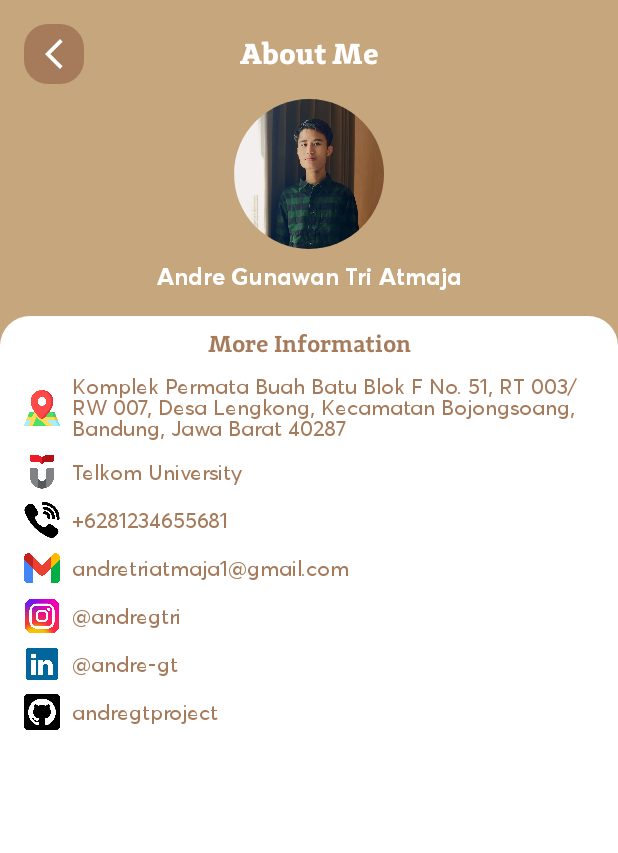
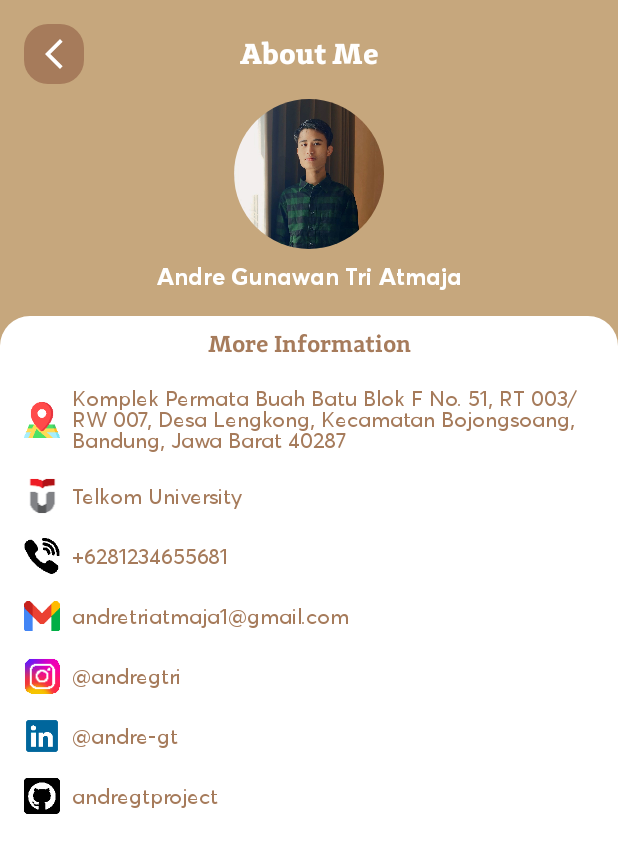
Before and after one commit to andregtproject/Ngopigo-App, an Android app: the screen it shows after launch (AboutActivity), after a tap on "About", on a phone screen of 412 x 824 dp. Shown: the top 853 px of the screen. Run offline under Robolectric (Android 15) with nearby library versions, the phone set to English and light mode, and no system bars; our stand-ins replace CircleImageView.

Commit message:
Ngopigo v1.0 fix bug

```diff
--- a/app/build.gradle.kts
+++ b/app/build.gradle.kts
@@ -48,4 +48,6 @@ dependencies {
     androidTestImplementation(libs.androidx.espresso.core)
 
     implementation (libs.circleimageview)
+    implementation ("com.github.bumptech.glide:glide:4.16.0")
+    annotationProcessor ("com.github.bumptech.glide:compiler:4.16.0")
 }
--- a/app/src/main/java/com/ndregt/project/ngopigo/AboutActivity.kt
+++ b/app/src/main/java/com/ndregt/project/ngopigo/AboutActivity.kt
@@ -6,8 +6,12 @@ import android.os.Bundle
 import android.widget.ImageButton
 import android.widget.Toast
 import androidx.appcompat.app.AppCompatActivity
+import androidx.lifecycle.lifecycleScope
 import androidx.recyclerview.widget.LinearLayoutManager
 import androidx.recyclerview.widget.RecyclerView
+import kotlinx.coroutines.Dispatchers
+import kotlinx.coroutines.launch
+import kotlinx.coroutines.withContext
 
 class AboutActivity : AppCompatActivity() {
     override fun onCreate(savedInstanceState: Bundle?) {
@@ -18,12 +22,16 @@ class AboutActivity : AppCompatActivity() {
             finish()
         }
 
-        val recyclerView = findViewById<RecyclerView>(R.id.rv_about)
-        recyclerView.layoutManager = LinearLayoutManager(this)
+        findViewById<RecyclerView>(R.id.rv_about).layoutManager = LinearLayoutManager(this)
+        loadData()
+    }
 
+
+    private fun loadData() {
+        lifecycleScope.launch(Dispatchers.Default) {
             val items = listOf(
-            About(R.drawable.ic_address, getString(R.string.address)) { openUrl(getString(R.string.address_url))},
-            About(R.drawable.ic_univ, getString(R.string.univ)) { openUrl(getString(R.string.univ_url))},
+                About(R.drawable.ic_address, getString(R.string.address)) { openUrl(getString(R.string.address_url)) },
+                About(R.drawable.ic_univ, getString(R.string.univ)) { openUrl(getString(R.string.univ_url)) },
                 About(R.drawable.ic_phone, getString(R.string.phone_number)) { dialPhone(getString(R.string.phone_number)) },
                 About(R.drawable.ic_gmail, getString(R.string.email)) { sendEmail(getString(R.string.email)) },
                 About(R.drawable.ic_instagram, getString(R.string.instagram)) { openUrl(getString(R.string.instagram_url)) },
@@ -31,16 +39,15 @@ class AboutActivity : AppCompatActivity() {
                 About(R.drawable.ic_github, getString(R.string.github)) { openUrl(getString(R.string.github_url)) }
             )
 
-        val adapter = AboutAdapter(items)
-        recyclerView.adapter = adapter
-
-        Toast.makeText(this, getString(R.string.about_toast), Toast.LENGTH_LONG).show()
-
+            withContext(Dispatchers.Main) {
+                findViewById<RecyclerView>(R.id.rv_about).adapter = AboutAdapter(items)
+                Toast.makeText(this@AboutActivity, getString(R.string.about_toast), Toast.LENGTH_LONG).show()
+            }
+        }
     }
 
     private fun openUrl(url: String) {
-        val intent = Intent(Intent.ACTION_VIEW, Uri.parse(url))
-        startActivity(intent)
+        startActivity(Intent(Intent.ACTION_VIEW, Uri.parse(url)))
     }
 
     private fun sendEmail(email: String) {
--- a/app/src/main/java/com/ndregt/project/ngopigo/AboutAdapter.kt
+++ b/app/src/main/java/com/ndregt/project/ngopigo/AboutAdapter.kt
@@ -6,6 +6,7 @@ import android.view.ViewGroup
 import android.widget.ImageView
 import android.widget.TextView
 import androidx.recyclerview.widget.RecyclerView
+import com.bumptech.glide.Glide
 
 class AboutAdapter(private val items: List<About>) : RecyclerView.Adapter<AboutAdapter.ViewHolder>() {
     class ViewHolder(view: View) : RecyclerView.ViewHolder(view) {
@@ -21,7 +22,13 @@ class AboutAdapter(private val items: List<About>) : RecyclerView.Adapter<AboutA
 
     override fun onBindViewHolder(holder: ViewHolder, position: Int) {
         val item = items[position]
+
         holder.icon.setImageResource(item.icon)
+
+        Glide.with(holder.itemView.context)
+            .load(item.icon)
+            .into(holder.icon)
+
         holder.text.text = item.text
         holder.itemView.setOnClickListener { item.action() }
     }
--- a/app/src/main/java/com/ndregt/project/ngopigo/ListCoffeeAdapter.kt
+++ b/app/src/main/java/com/ndregt/project/ngopigo/ListCoffeeAdapter.kt
@@ -3,11 +3,11 @@ package com.ndregt.project.ngopigo
 import android.view.LayoutInflater
 import android.view.View
 import android.view.ViewGroup
-import android.widget.ImageButton
 import android.widget.ImageView
 import android.widget.TextView
 import androidx.core.content.ContextCompat
 import androidx.recyclerview.widget.RecyclerView
+import com.bumptech.glide.Glide
 
 class ListCoffeeAdapter(private val listCoffee: ArrayList<Coffee>) : RecyclerView.Adapter<ListCoffeeAdapter.ListViewHolder>() {
     private lateinit var onItemClickCallback: OnItemClickCallback
@@ -25,22 +25,25 @@ class ListCoffeeAdapter(private val listCoffee: ArrayList<Coffee>) : RecyclerVie
     override fun onBindViewHolder(holder: ListViewHolder, position: Int) {
         val coffee = listCoffee[position]
         holder.tvCategory.text = coffee.category
-        holder.imgPhoto.setImageResource(coffee.photo)
         holder.tvName.text = coffee.name
         holder.tvDescription.text = coffee.description
+
+        Glide.with(holder.itemView.context)
+            .load(coffee.photo)
+            .into(holder.imgPhoto)
 
         val context = holder.itemView.context
 
         when (coffee.category) {
             context.getString(R.string.hot_category) -> {
-                holder.tvCategory.setTextColor(ContextCompat.getColor(holder.itemView.context, android.R.color.holo_orange_light))
+                holder.tvCategory.setTextColor(ContextCompat.getColor(context, android.R.color.holo_orange_light))
                 holder.imgItemCategory.setImageResource(R.drawable.ic_hot)
-                holder.imgItemCategory.setColorFilter(ContextCompat.getColor(holder.itemView.context, android.R.color.holo_orange_light))
+                holder.imgItemCategory.setColorFilter(ContextCompat.getColor(context, android.R.color.holo_orange_light))
             }
             context.getString(R.string.cold_category) -> {
-                holder.tvCategory.setTextColor(ContextCompat.getColor(holder.itemView.context, android.R.color.holo_blue_bright))
+                holder.tvCategory.setTextColor(ContextCompat.getColor(context, android.R.color.holo_blue_bright))
                 holder.imgItemCategory.setImageResource(R.drawable.ic_cold)
-                holder.imgItemCategory.setColorFilter(ContextCompat.getColor(holder.itemView.context, android.R.color.holo_blue_bright))
+                holder.imgItemCategory.setColorFilter(ContextCompat.getColor(context, android.R.color.holo_blue_bright))
             }
         }
 
--- a/app/src/main/java/com/ndregt/project/ngopigo/MainActivity.kt
+++ b/app/src/main/java/com/ndregt/project/ngopigo/MainActivity.kt
@@ -8,10 +8,12 @@ import android.widget.TextView
 import androidx.appcompat.app.AppCompatActivity
 import androidx.constraintlayout.widget.ConstraintLayout
 import androidx.core.content.ContextCompat
+import androidx.lifecycle.lifecycleScope
 import androidx.recyclerview.widget.GridLayoutManager
 import androidx.recyclerview.widget.RecyclerView
-import java.util.Locale
-import java.util.stream.Collectors
+import kotlinx.coroutines.Dispatchers
+import kotlinx.coroutines.launch
+import kotlinx.coroutines.withContext
 
 class MainActivity : AppCompatActivity() {
     private lateinit var rvCoffee: RecyclerView
@@ -28,16 +30,14 @@ class MainActivity : AppCompatActivity() {
     private lateinit var searchView: SearchView
     private val list = ArrayList<Coffee>()
     private var filteredList = ArrayList<Coffee>()
+    private lateinit var listCoffeeAdapter: ListCoffeeAdapter
 
     override fun onCreate(savedInstanceState: Bundle?) {
         super.onCreate(savedInstanceState)
         setContentView(R.layout.activity_main)
 
         searchView = findViewById(R.id.searchView)
-
         rvCoffee = findViewById(R.id.rv_coffee)
-        rvCoffee.setHasFixedSize(true)
-
         catAll = findViewById(R.id.cat_all)
         catHot = findViewById(R.id.cat_hot)
         catCold = findViewById(R.id.cat_cold)
@@ -47,16 +47,37 @@ class MainActivity : AppCompatActivity() {
         allCategory = findViewById(R.id.all_category)
         hotCategory = findViewById(R.id.hot_category)
         coldCategory = findViewById(R.id.cold_category)
-
         aboutPage = findViewById(R.id.about_page)
 
-        list.addAll(getListCoffee())
-        filteredList.addAll(list)
-        showRecyclerList()
-
+        setupRecyclerView()
+        loadCoffeeData()
         setupCategoryListeners()
         setupMenu()
         setupSearchView()
+    }
+
+    private fun setupRecyclerView() {
+        rvCoffee.setHasFixedSize(true)
+        rvCoffee.layoutManager = GridLayoutManager(this, 2)
+        listCoffeeAdapter = ListCoffeeAdapter(filteredList)
+        rvCoffee.adapter = listCoffeeAdapter
+
+        listCoffeeAdapter.setOnItemClickCallback(object : ListCoffeeAdapter.OnItemClickCallback {
+            override fun onDetailClicked(data: Coffee) {
+                showSelectedCoffee(data)
+            }
+        })
+    }
+
+    private fun loadCoffeeData() {
+        lifecycleScope.launch(Dispatchers.Default) {
+            val coffeeList = getListCoffee()
+            withContext(Dispatchers.Main) {
+                list.addAll(coffeeList)
+                filteredList.addAll(list)
+                listCoffeeAdapter.notifyDataSetChanged()
+            }
+        }
     }
 
     private fun setupSearchView() {
@@ -73,10 +94,9 @@ class MainActivity : AppCompatActivity() {
         })
     }
 
-    private fun setupMenu(){
+    private fun setupMenu() {
         aboutPage.setOnClickListener {
-            val intent = Intent(this, AboutActivity::class.java)
-            startActivity(intent)
+            startActivity(Intent(this, AboutActivity::class.java))
         }
     }
 
@@ -119,29 +139,34 @@ class MainActivity : AppCompatActivity() {
     }
 
     private fun filterCoffeeList(query: String) {
-        filteredList.clear()
-        if (query.isEmpty()) {
-            filteredList.addAll(list)
-        } else {
-            filteredList.addAll(list.stream()
-                .filter { (name): Coffee ->
-                    name.contains(query)
-                }
-                .collect(Collectors.toList()))
+        lifecycleScope.launch(Dispatchers.Default) {
+            val filtered = if (query.isEmpty()) {
+                ArrayList(list)
+            } else {
+                list.filter { it.name.contains(query, ignoreCase = true) }
+            }
+            withContext(Dispatchers.Main) {
+                filteredList.clear()
+                filteredList.addAll(filtered)
+                listCoffeeAdapter.notifyDataSetChanged()
+            }
         }
-        showRecyclerList()
     }
 
     private fun filterCategory(category: String) {
-        filteredList.clear()
-        if (category == "All") {
-            filteredList.addAll(list)
-        } else {
-            filteredList.addAll(list.filter { it.category == category })
+        lifecycleScope.launch(Dispatchers.Default) {
+            val filtered = if (category == "All") {
+                ArrayList(list)
+            } else {
+                list.filter { it.category == category }
+            }
+            withContext(Dispatchers.Main) {
+                filteredList.clear()
+                filteredList.addAll(filtered)
+                listCoffeeAdapter.notifyDataSetChanged()
+            }
         }
-        showRecyclerList()
     }
-
 
     private fun getListCoffee(): ArrayList<Coffee> {
         val dataName = resources.getStringArray(R.array.data_name)
@@ -151,9 +176,9 @@ class MainActivity : AppCompatActivity() {
         val dataIngredients = resources.getStringArray(R.array.data_ingredients)
         val dataTools = resources.getStringArray(R.array.data_tools)
         val dataServingSteps = resources.getStringArray(R.array.data_serving_steps)
-        val listCoffee = ArrayList<Coffee>()
-        for (i in dataName.indices) {
-            val coffee = Coffee(
+
+        return ArrayList(dataName.indices.map { i ->
+            Coffee(
                 dataName[i],
                 dataDescription[i],
                 dataCategory[i],
@@ -162,26 +187,15 @@ class MainActivity : AppCompatActivity() {
                 dataTools[i],
                 dataServingSteps[i]
             )
-            listCoffee.add(coffee)
+        }).also {
+            dataPhoto.recycle()
         }
-        return listCoffee
-    }
-
-    private fun showRecyclerList() {
-        rvCoffee.layoutManager = GridLayoutManager(this, 2)
-        val listCoffeeAdapter = ListCoffeeAdapter(filteredList)
-        rvCoffee.adapter = listCoffeeAdapter
-
-        listCoffeeAdapter.setOnItemClickCallback(object : ListCoffeeAdapter.OnItemClickCallback {
-            override fun onDetailClicked(data: Coffee) {
-                showSelectedCoffee(data)
-            }
-        })
     }
 
     private fun showSelectedCoffee(coffee: Coffee) {
-        val intent = Intent(this, DetailActivity::class.java)
-        intent.putExtra(DetailActivity.EXTRA_COFFEE, coffee)
+        val intent = Intent(this, DetailActivity::class.java).apply {
+            putExtra(DetailActivity.EXTRA_COFFEE, coffee)
+        }
         startActivity(intent)
     }
 }
--- a/app/src/main/res/layout/item_about.xml
+++ b/app/src/main/res/layout/item_about.xml
@@ -4,7 +4,8 @@
     xmlns:app="http://schemas.android.com/apk/res-auto"
     android:layout_width="match_parent"
     android:layout_height="wrap_content"
-    android:paddingTop="8dp">
+    android:paddingTop="16dp"
+    android:background="@color/white">
 
     <ImageView
         android:id="@+id/icon"
```
Also changed, not shown: app/src/main/java/com/ndregt/project/ngopigo/DetailActivity.kt (+44 -29 lines). Lines whose indentation alone changed are shown as unchanged.
